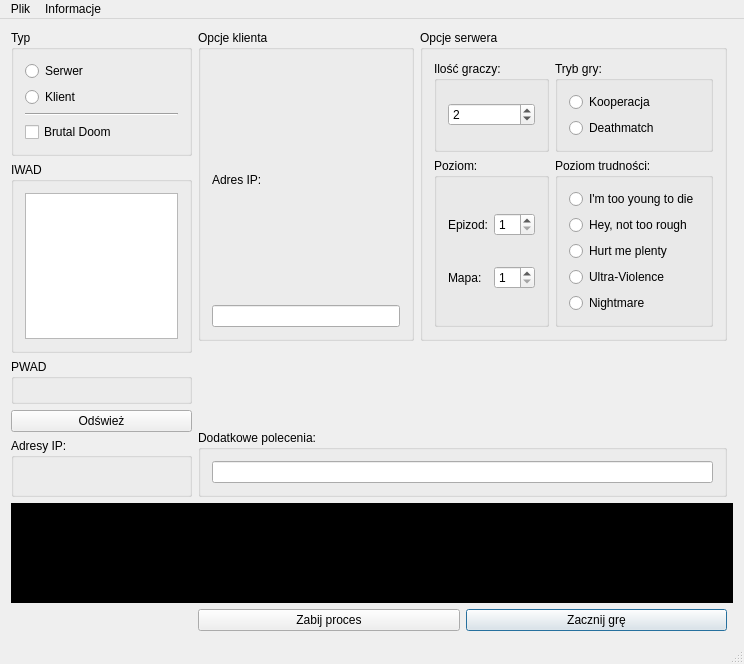
Above: mainwindow.ui from krzysztof6563/g-zdoom-lan-launcher before the change. Below: the same form after it.
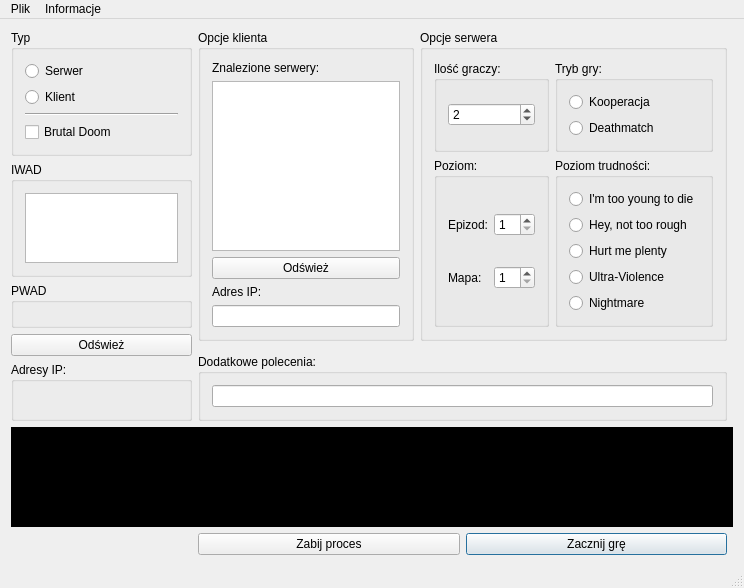
That is the form after the change. Icons and pictures are not drawn.

What changed in the file:
```diff
--- a/mainwindow.ui
+++ b/mainwindow.ui
@@ -7,7 +7,7 @@
     <x>0</x>
     <y>0</y>
     <width>744</width>
-    <height>664</height>
+    <height>587</height>
    </rect>
   </property>
   <property name="windowTitle">
@@ -210,6 +210,36 @@
            <string>Opcje klienta</string>
           </property>
           <layout class="QVBoxLayout" name="verticalLayout_3">
+           <item>
+            <widget class="QLabel" name="label">
+             <property name="text">
+              <string>Znalezione serwery:</string>
+             </property>
+            </widget>
+           </item>
+           <item>
+            <widget class="QListWidget" name="ServersListWidget">
+             <property name="sizePolicy">
+              <sizepolicy hsizetype="Expanding" vsizetype="Expanding">
+               <horstretch>0</horstretch>
+               <verstretch>0</verstretch>
+              </sizepolicy>
+             </property>
+             <property name="minimumSize">
+              <size>
+               <width>0</width>
+               <height>0</height>
+              </size>
+             </property>
+            </widget>
+           </item>
+           <item>
+            <widget class="QPushButton" name="pushButton">
+             <property name="text">
+              <string>Odśwież</string>
+             </property>
+            </widget>
+           </item>
            <item>
             <widget class="QLabel" name="labelIP">
              <property name="text">
```
Left out of the diff: 10 changed lines with no effect on the pictures.
